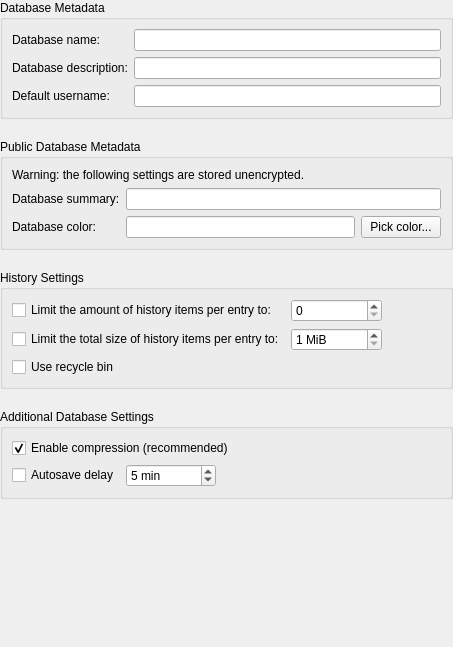
Before: the Qt Designer form src/gui/dbsettings/DatabaseSettingsWidgetGeneral.ui in keepassxreboot/keepassxc, drawn with Qt 5.
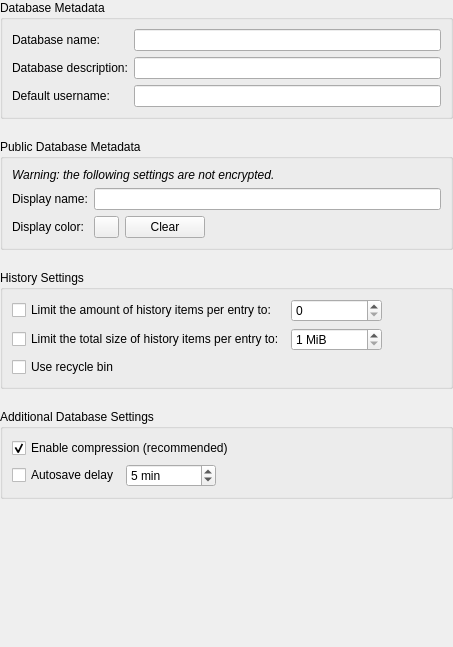
After: the same form once the commit is applied.

What changed in the file:
```diff
--- a/src/gui/dbsettings/DatabaseSettingsWidgetGeneral.ui
+++ b/src/gui/dbsettings/DatabaseSettingsWidgetGeneral.ui
@@ -100,8 +100,13 @@
      <layout class="QVBoxLayout" name="verticalLayout_3">
       <item>
        <widget class="QLabel" name="warningLabel">
+        <property name="font">
+         <font>
+          <italic>true</italic>
+         </font>
+        </property>
         <property name="text">
-         <string>Warning: the following settings are stored unencrypted.</string>
+         <string>Warning: the following settings are not encrypted.</string>
         </property>
        </widget>
       </item>
@@ -113,7 +118,7 @@
         <item row="0" column="0">
          <widget class="QLabel" name="dbPublicSummaryLabel">
           <property name="text">
-           <string>Database summary:</string>
+           <string>Display name:</string>
           </property>
          </widget>
         </item>
@@ -127,29 +132,51 @@
         <item row="1" column="0">
          <widget class="QLabel" name="dbPublicColorLabel">
           <property name="text">
-           <string>Database color:</string>
+           <string>Display color:</string>
           </property>
          </widget>
         </item>
         <item row="1" column="1">
          <layout class="QHBoxLayout" name="horizontalLayout_3">
-          <property name="topMargin">
-           <number>0</number>
-          </property>
           <item>
-           <widget class="QLineEdit" name="dbPublicColor">
+           <widget class="QPushButton" name="dbPublicColorButton">
+            <property name="maximumSize">
+             <size>
+              <width>25</width>
+              <height>25</height>
+             </size>
+            </property>
+            <property name="toolTip">
+             <string>Publically visible color used on the unlock dialog</string>
+            </property>
             <property name="accessibleName">
              <string>Database color field</string>
             </property>
+            <property name="text">
+             <string/>
+            </property>
            </widget>
           </item>
           <item>
            <widget class="QPushButton" name="dbPublicColorChooseButton">
             <property name="text">
-             <string>Pick color...</string>
+             <string>Clear</string>
             </property>
            </widget>
           </item>
+          <item>
+           <spacer name="horizontalSpacer_3">
+            <property name="orientation">
+             <enum>Qt::Horizontal</enum>
+            </property>
+            <property name="sizeHint" stdset="0">
+             <size>
+              <width>40</width>
+              <height>20</height>
+             </size>
+            </property>
+           </spacer>
+          </item>
          </layout>
         </item>
        </layout>
```
Left out of the diff: 37 changed lines with no effect on the pictures.
